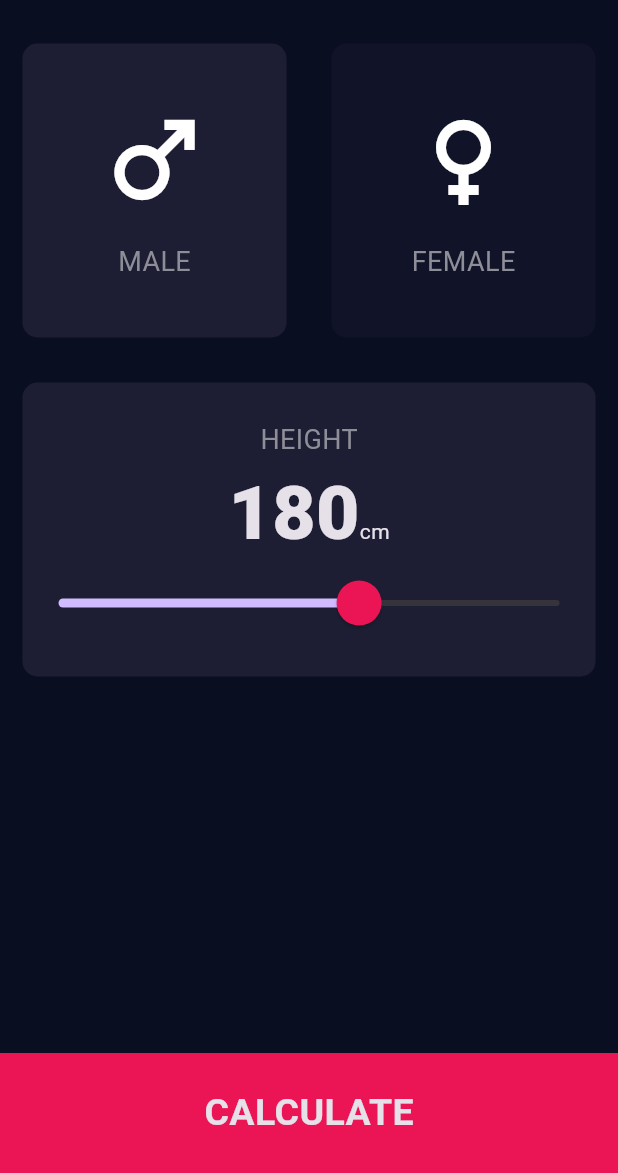
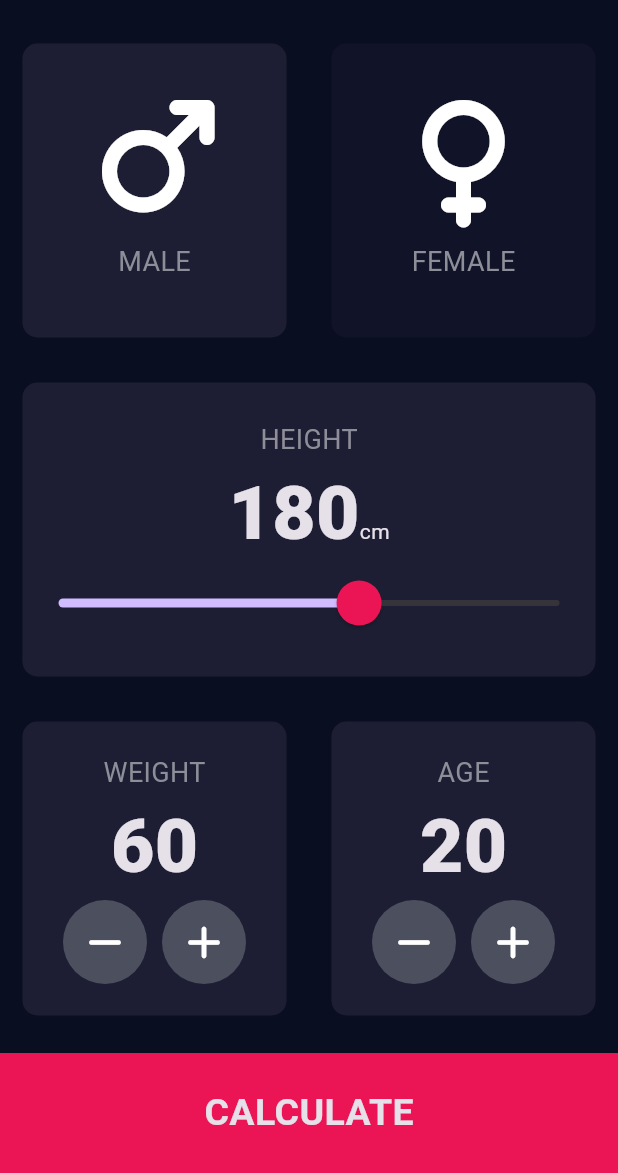
Before and after one commit to thaisangdang/flutter_bmi_calculator, a Flutter app: the screen it shows after launch, on a phone screen of 412 x 824 dp, the part 63-1236 px from its top. Run offline on Flutter 3.47's test engine with Material 3 defaults, Android fonts, the phone set to English and light mode, and no system bars; our stand-ins replace font_awesome_flutter.

Commit message:
Add Weight/Age controls and connect calculation logic

```diff
--- /dev/null
+++ b/lib/components/round_icon_button.dart
@@ -0,0 +1,23 @@
+import 'package:flutter/material.dart';
+
+class RoundIconButton extends StatelessWidget {
+  final IconData icon;
+  final VoidCallback onPressed;
+
+  const RoundIconButton({super.key, required this.icon, required this.onPressed});
+
+  @override
+  Widget build(BuildContext context) {
+    return RawMaterialButton(
+      elevation: 0.0,
+      onPressed: onPressed,
+      constraints: const BoxConstraints.tightFor(
+        width: 56.0,
+        height: 56.0,
+      ),
+      shape: const CircleBorder(),
+      fillColor: const Color(0xFF4C4F5E), // Dark grey color
+      child: Icon(icon),
+    );
+  }
+}
--- a/lib/screens/input_page.dart
+++ b/lib/screens/input_page.dart
@@ -1,10 +1,11 @@
 import 'package:flutter/material.dart';
+import 'package:font_awesome_flutter/font_awesome_flutter.dart';
+import 'package:bmi_calculator/calculator_brain.dart';
 import 'package:bmi_calculator/components/icon_content.dart';
 import 'package:bmi_calculator/components/reusable_card.dart.dart';
-import 'package:bmi_calculator/calculator_brain.dart';
+import 'package:bmi_calculator/components/round_icon_button.dart';
 import 'package:bmi_calculator/screens/results_page.dart';
 
-// CONSTANTS for Colors
 const kActiveCardColor = Color(0xFF1D1E33);
 const kInactiveCardColor = Color(0xFF111328);
 
@@ -17,8 +18,10 @@ class InputPage extends StatefulWidget {
 
 class _InputPageState extends State<InputPage> {
   // STATE VARIABLES
-  bool isMale = true; // Tracks selected gender
+  bool isMale = true;
   int height = 180;
+  int weight = 60; // Default weight
+  int age = 20; // Default age
 
   @override
   Widget build(BuildContext context) {
@@ -27,36 +30,35 @@ class _InputPageState extends State<InputPage> {
       body: Column(
         crossAxisAlignment: CrossAxisAlignment.stretch,
         children: [
-          // --- ROW 1: GENDER SELECTION ---
+          // --- ROW 1: GENDER ---
           Expanded(
             child: Row(
               children: [
                 Expanded(
                   child: ReusableCard(
-                    // TERNARY OPERATOR: If male is selected, use active color
+                    onPress: () => setState(() => isMale = true),
                     color: isMale ? kActiveCardColor : kInactiveCardColor,
                     cardChild: const IconContent(
-                      icon: Icons.male,
+                      icon: FontAwesomeIcons.mars,
                       label: 'MALE',
                     ),
-                    onPress: () => setState(() => isMale = true),
                   ),
                 ),
                 Expanded(
                   child: ReusableCard(
+                    onPress: () => setState(() => isMale = false),
                     color: !isMale ? kActiveCardColor : kInactiveCardColor,
                     cardChild: const IconContent(
-                      icon: Icons.female,
+                      icon: FontAwesomeIcons.venus,
                       label: 'FEMALE',
                     ),
-                    onPress: () => setState(() => isMale = false),
                   ),
                 ),
               ],
             ),
           ),
 
-          // --- ROW 2: HEIGHT SLIDER ---
+          // --- ROW 2: HEIGHT (Slider) ---
           Expanded(
             child: ReusableCard(
               color: kActiveCardColor,
@@ -82,13 +84,10 @@ class _InputPageState extends State<InputPage> {
                       const Text('cm'),
                     ],
                   ),
-                  // SLIDER WIDGET
                   SliderTheme(
                     data: SliderTheme.of(context).copyWith(
-                      thumbColor: const Color(0xFFEB1555), // Pink thumb
-                      overlayColor: const Color(
-                        0x29EB1555,
-                      ), // Translucent pink overlay
+                      thumbColor: const Color(0xFFEB1555),
+                      overlayColor: const Color(0x29EB1555),
                       thumbShape: const RoundSliderThumbShape(
                         enabledThumbRadius: 15.0,
                       ),
@@ -109,26 +108,118 @@ class _InputPageState extends State<InputPage> {
             ),
           ),
 
-          // --- ROW 3: WEIGHT & AGE (Simplified for brevity) ---
+          // --- ROW 3: WEIGHT & AGE ---
           Expanded(
             child: Row(
               children: [
-                Expanded(child: Container()),
-                Expanded(child: Container()),
+                // WEIGHT CARD
+                Expanded(
+                  child: ReusableCard(
+                    color: kActiveCardColor,
+                    cardChild: Column(
+                      mainAxisAlignment: MainAxisAlignment.center,
+                      children: [
+                        const Text(
+                          'WEIGHT',
+                          style: TextStyle(
+                            fontSize: 18,
+                            color: Color(0xFF8D8E98),
+                          ),
+                        ),
+                        Text(
+                          weight.toString(),
+                          style: const TextStyle(
+                            fontSize: 50,
+                            fontWeight: FontWeight.w900,
+                          ),
+                        ),
+                        Row(
+                          mainAxisAlignment: MainAxisAlignment.center,
+                          children: [
+                            RoundIconButton(
+                              icon: FontAwesomeIcons.minus,
+                              onPressed: () {
+                                setState(() {
+                                  weight--;
+                                });
+                              },
+                            ),
+                            const SizedBox(width: 10.0),
+                            RoundIconButton(
+                              icon: FontAwesomeIcons.plus,
+                              onPressed: () {
+                                setState(() {
+                                  weight++;
+                                });
+                              },
+                            ),
+                          ],
+                        ),
+                      ],
+                    ),
+                  ),
+                ),
+
+                // AGE CARD
+                Expanded(
+                  child: ReusableCard(
+                    color: kActiveCardColor,
+                    cardChild: Column(
+                      mainAxisAlignment: MainAxisAlignment.center,
+                      children: [
+                        const Text(
+                          'AGE',
+                          style: TextStyle(
+                            fontSize: 18,
+                            color: Color(0xFF8D8E98),
+                          ),
+                        ),
+                        Text(
+                          age.toString(),
+                          style: const TextStyle(
+                            fontSize: 50,
+                            fontWeight: FontWeight.w900,
+                          ),
+                        ),
+                        Row(
+                          mainAxisAlignment: MainAxisAlignment.center,
+                          children: [
+                            RoundIconButton(
+                              icon: FontAwesomeIcons.minus,
+                              onPressed: () {
+                                setState(() {
+                                  age--;
+                                });
+                              },
+                            ),
+                            const SizedBox(width: 10.0),
+                            RoundIconButton(
+                              icon: FontAwesomeIcons.plus,
+                              onPressed: () {
+                                setState(() {
+                                  age++;
+                                });
+                              },
+                            ),
+                          ],
+                        ),
+                      ],
+                    ),
+                  ),
+                ),
               ],
             ),
           ),
 
-          // CALCULATE BUTTON
+          // --- CALCULATE BUTTON ---
           GestureDetector(
             onTap: () {
-              // 1. Initialize logic
+              // UPDATED LOGIC: Pass actual height and weight
               CalculatorBrain calc = CalculatorBrain(
                 height: height,
-                weight: 60,
-              ); // Hardcoded weight for demo
+                weight: weight,
+              );
 
-              // 2. Navigate
               Navigator.push(
                 context,
                 MaterialPageRoute(
--- a/pubspec.yaml
+++ b/pubspec.yaml
@@ -9,6 +9,7 @@ environment:
 dependencies:
   flutter:
     sdk: flutter
+  font_awesome_flutter: ^10.12.0
 
 dev_dependencies:
   flutter_test:
```
Also changed, not shown: pubspec.lock.
